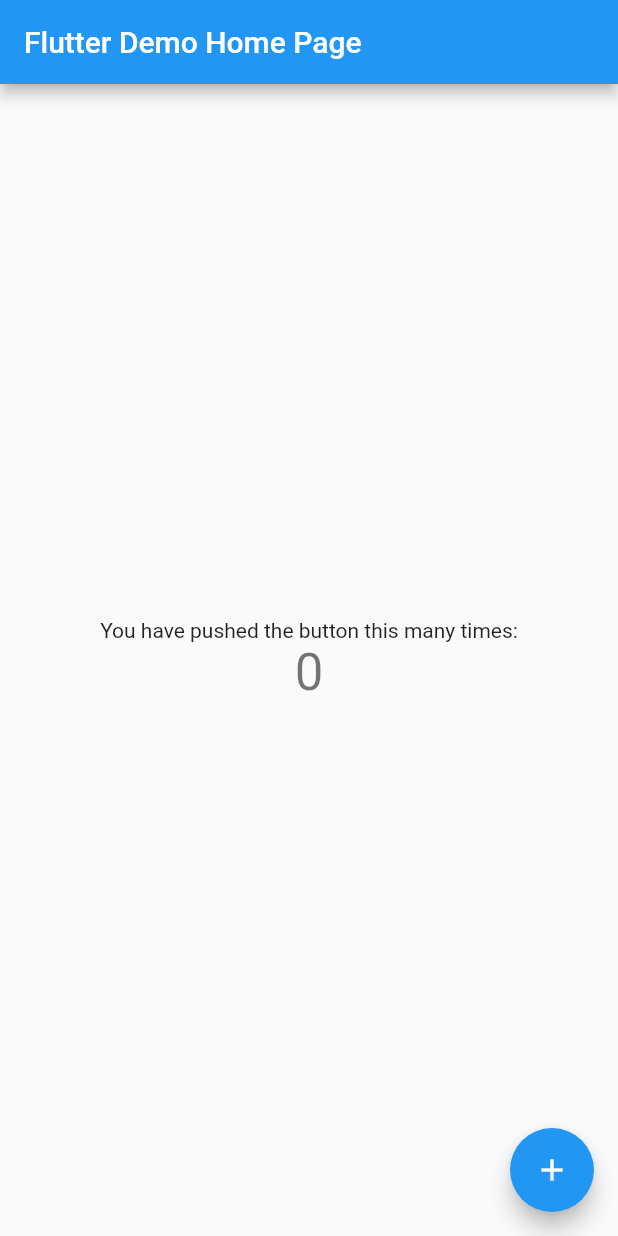
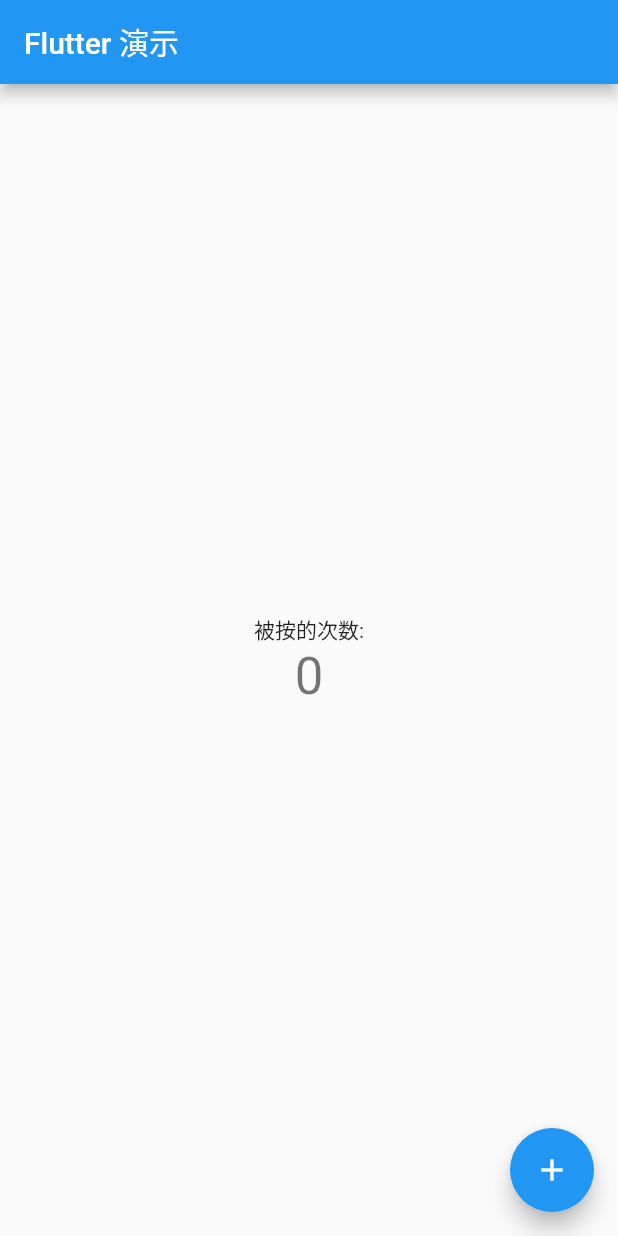
Before and after one commit to F00cked/flutter_App, a Flutter app: the screen it shows after launch, on a phone screen of 412 x 824 dp. Run offline on Flutter 3.47's test engine with Material 2 defaults, Android fonts, the phone set to English and light mode, and no system bars.

Commit message:
添加演示数据

```diff
--- a/lib/main.dart
+++ b/lib/main.dart
@@ -7,7 +7,7 @@ class MyApp extends StatelessWidget {
   @override
   Widget build(BuildContext context) {
     return new MaterialApp(
-      title: 'Flutter Demo',
+      title: 'Flutter 演示',
       theme: new ThemeData(
         // This is the theme of your application.
         //
@@ -19,7 +19,7 @@ class MyApp extends StatelessWidget {
         // counter didn't reset back to zero; the application is not restarted.
         primarySwatch: Colors.blue,
       ),
-      home: new MyHomePage(title: 'Flutter Demo Home Page'),
+      home: new MyHomePage(title: 'Flutter 演示'),
     );
   }
 }
@@ -90,7 +90,7 @@ class _MyHomePageState extends State<MyHomePage> {
           mainAxisAlignment: MainAxisAlignment.center,
           children: <Widget>[
             new Text(
-              'You have pushed the button this many times:',
+              '被按的次数:',
             ),
             new Text(
               '$_counter',
```
